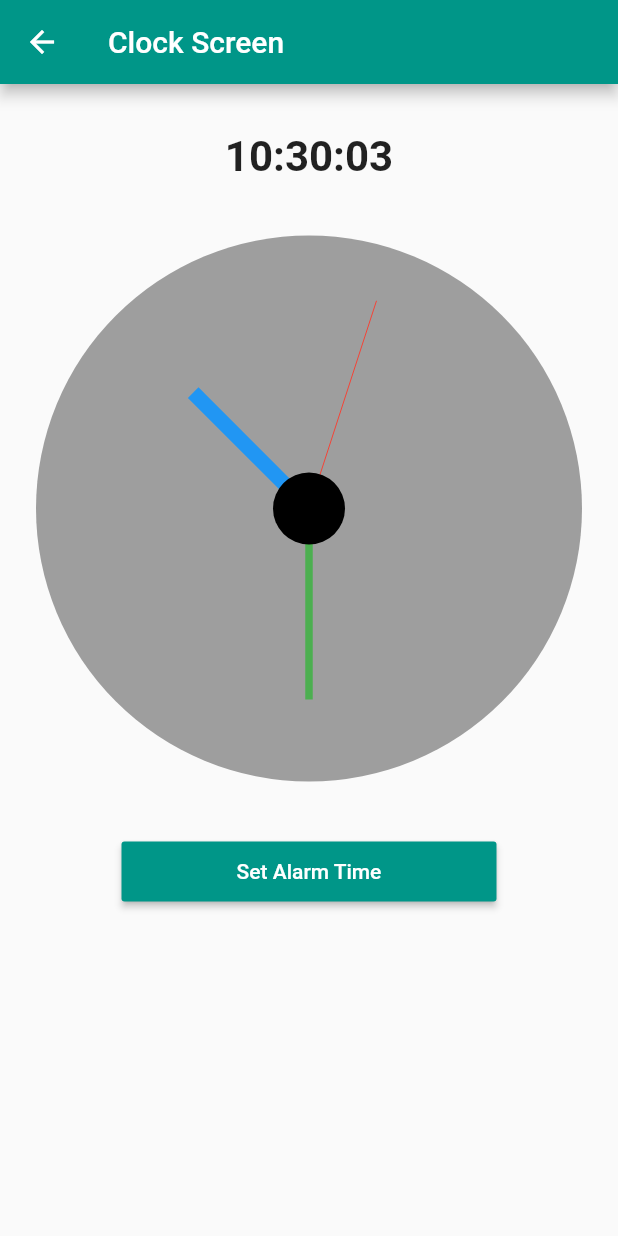
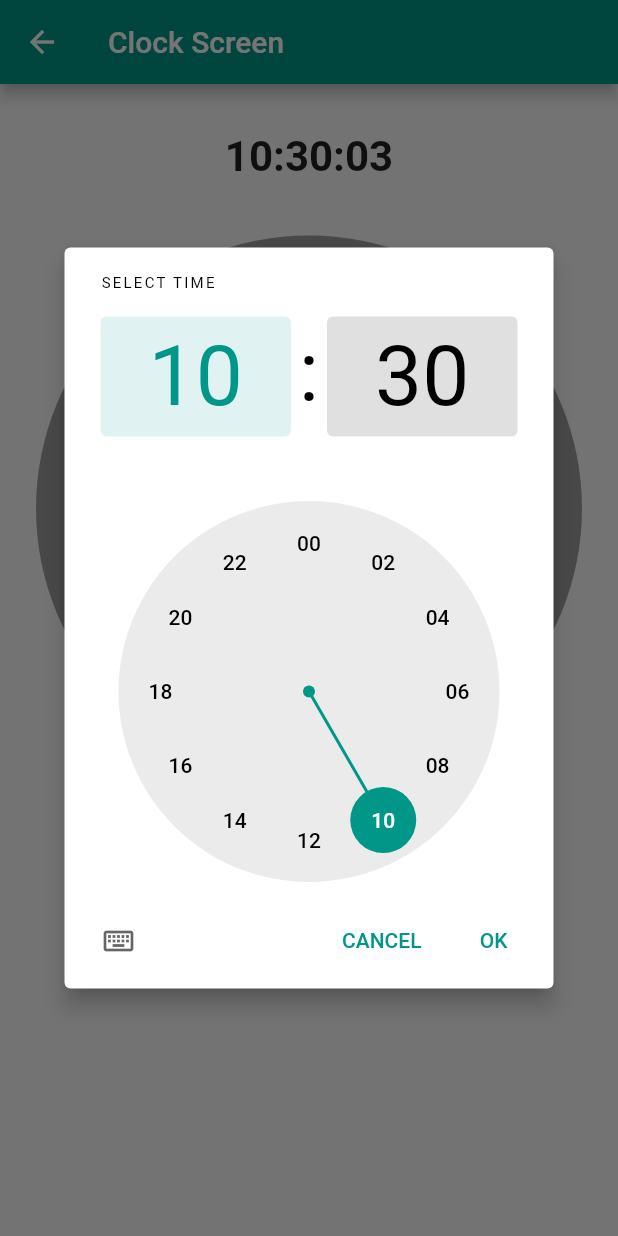
Before and after one commit to yoesuv/GetX-Playground, a Flutter app: the ClockScreen screen opened by its route, after a tap on "Set Alarm Time", on a phone screen of 412 x 824 dp. Run offline on Flutter 3.47's test engine with Material 2 defaults, Android fonts, the phone set to English and light mode, and no system bars; our stand-ins replace get, image_picker, permission_handler.

Commit message:
:pencil: time picker

```diff
--- a/lib/src/menu/clock/clock_screen.dart
+++ b/lib/src/menu/clock/clock_screen.dart
@@ -52,9 +52,38 @@ class ClockScreen extends GetView<ClockController> {
             Center(
               child: MyButton(
                 label: 'Set Alarm Time',
-                onPressed: () {},
+                onPressed: () async {
+                  final time = await showTimePicker(
+                    context: context,
+                    initialTime: TimeOfDay(
+                      hour: DateTime.now().hour,
+                      minute: DateTime.now().minute,
+                    ),
+                    builder: (context, child) {
+                      return MediaQuery(
+                        data: MediaQuery.of(context).copyWith(
+                          alwaysUse24HourFormat: true,
+                        ),
+                        child: child ?? Container(),
+                      );
+                    },
+                  );
+                  if (time != null) {
+                    controller.setAlarmDateTime(time);
+                  }
+                },
               ),
             ),
+            const SizedBox(height: 12),
+            controller.alarmDateTime.value != null
+                ? Text(
+                    '${controller.alarmDateTime.value?.hour.toString().padLeft(2, '0')}:${controller.alarmDateTime.value?.minute.toString().padLeft(2, '0')}',
+                    style: const TextStyle(
+                      fontSize: 16,
+                      fontWeight: FontWeight.bold,
+                    ),
+                  )
+                : Container(),
           ],
         ),
       ),
```
Also changed, not shown: lib/src/menu/clock/clock_controller.dart (+13 -0 lines).
